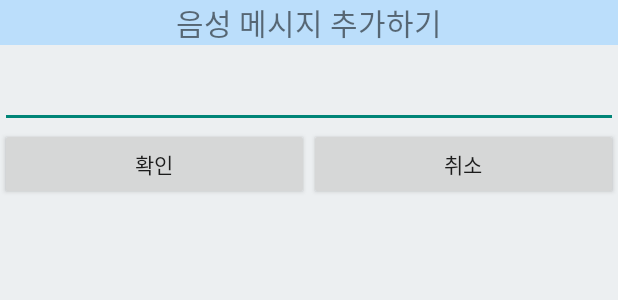
After one commit to SMUW-SW-USIM/BellBellBell, an Android app: the layout popup_tts.xml on its own in the app's theme, with its tools: preview values and no code run, on a phone screen of 412 x 824 dp. The commit adds this screen. Shown: the top 300 px of the screen. Run offline under Robolectric (Android 15) with nearby library versions, the phone set to English and light mode, and no system bars.

Commit message:
create recordPopup

```diff
--- a/app/build.gradle
+++ b/app/build.gradle
@@ -5,7 +5,7 @@ android {
     buildToolsVersion "29.0.2"
     defaultConfig {
         applicationId "com.example.usim"
-        minSdkVersion 15
+        minSdkVersion 22
         targetSdkVersion 29
         versionCode 1
         versionName "1.0"
@@ -34,5 +34,5 @@ dependencies {
     implementation 'com.squareup.retrofit2:retrofit:2.5.0'
     implementation 'com.squareup.retrofit2:converter-gson:2.4.0'
     implementation 'com.google.code.gson:gson:2.8.5'
-
+    implementation 'com.microsoft.projectoxford:face:1.4.3'
 }
--- a/app/src/main/AndroidManifest.xml
+++ b/app/src/main/AndroidManifest.xml
@@ -21,7 +21,7 @@
         <activity android:name=".record.RecordActivity"></activity>
         <activity android:name=".ui.emergencyContact.EmergencyContactActivity" />
         <activity
-            android:name=".MainActivity"
+            android:name="com.example.usim.MainActivity"
             android:label="@string/app_name"
             android:theme="@style/AppTheme.NoActionBar">
             <intent-filter>
@@ -33,6 +33,9 @@
         <activity android:name=".InitialActivity" />
         <activity android:name=".SignupActivity" />
         <activity android:name=".record.RecordAddActivity" />
+        <activity android:name=".record.RecordPopup"
+            android:screenOrientation="portrait"
+            android:theme="@style/popupTheme"></activity>
         <activity
             android:name=".ui.emergencyContact.EmergencyContactPopupActivity"
             android:screenOrientation="portrait"
--- a/app/src/main/java/com/example/usim/network/RetrofitClient.java
+++ b/app/src/main/java/com/example/usim/network/RetrofitClient.java
@@ -4,7 +4,7 @@ import retrofit2.Retrofit;
 import retrofit2.converter.gson.GsonConverterFactory;
 
 public class RetrofitClient {
-    private final static String BASE_URL = "http://15.165.166.189:3000";
+    private final static String BASE_URL = "http://3.34.24.133:3000";
     private static Retrofit retrofit = null;
 
     private RetrofitClient() {
--- /dev/null
+++ b/app/src/main/res/layout/popup_tts.xml
@@ -0,0 +1,49 @@
+<?xml version="1.0" encoding="utf-8"?>
+<LinearLayout xmlns:android="http://schemas.android.com/apk/res/android"
+    android:orientation="vertical"
+    android:layout_width="match_parent"
+    android:layout_height="match_parent"
+    android:background="@color/colorPrimary">
+    <TextView
+        android:id="@+id/popupTitle"
+        android:layout_width="match_parent"
+        android:layout_height="wrap_content"
+        android:fontFamily="@font/minguk"
+        android:textSize="20dp"
+        android:gravity="center"
+        android:background="@color/colorSecondary"
+        android:text="음성 메시지 추가하기"/>
+
+    <EditText
+        android:id="@+id/edt_speech"
+        android:layout_width="match_parent"
+        android:layout_height="wrap_content"
+        android:layout_marginTop="10dp"
+        android:ems="10"
+        android:inputType="textPersonName"/>
+
+    <LinearLayout
+        android:layout_width="match_parent"
+        android:layout_height="match_parent"
+        android:orientation="horizontal">
+
+        <Button
+            android:id="@+id/mOnClose"
+            android:layout_width="wrap_content"
+            android:layout_height="wrap_content"
+            android:layout_weight="1"
+            android:onClick="onClickOK"
+            android:text="확인" />
+
+        <Button
+            android:id="@+id/cancleBtn"
+            android:layout_width="wrap_content"
+            android:layout_height="wrap_content"
+            android:layout_weight="1"
+            android:onClick="onClickCancle"
+            android:text="취소" />
+
+    </LinearLayout>
+
+
+</LinearLayout>
```
Also changed, not shown: app/src/main/java/com/example/usim/TextToSpeachActivity.java (added, +80 -0 lines), app/src/main/java/com/example/usim/record/RecordActivity.java (+20 -2 lines), app/src/main/java/com/example/usim/record/RecordAddActivity.java (+59 -12 lines), app/src/main/java/com/example/usim/record/RecordPopup.java (added, +60 -0 lines).
